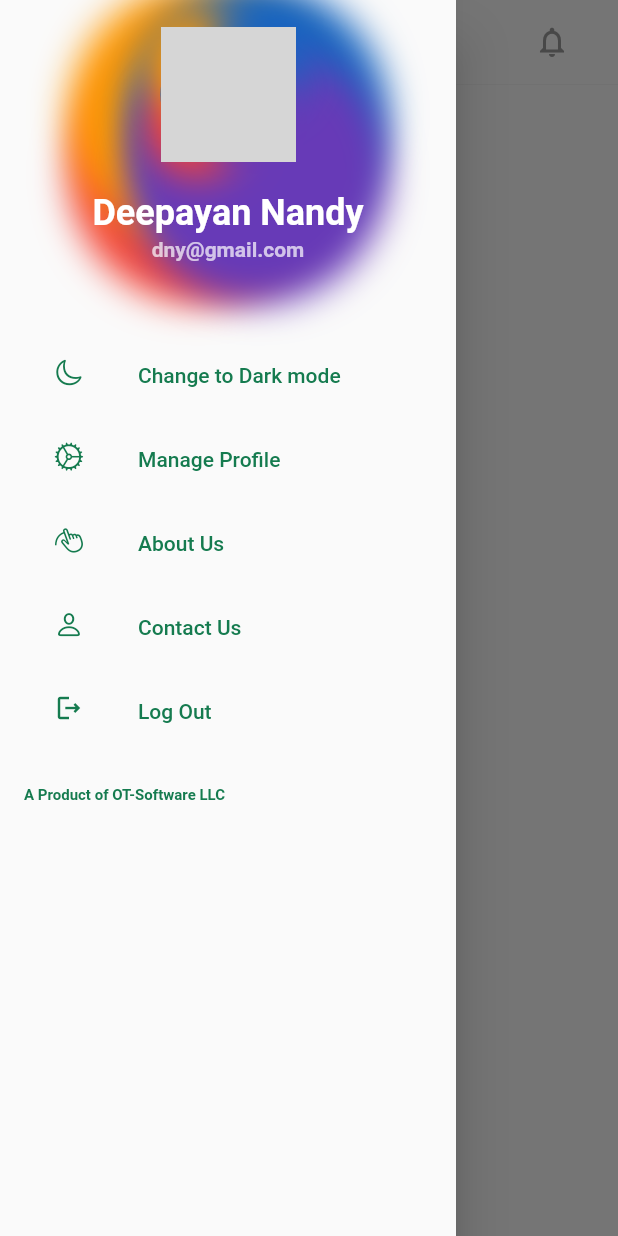
After one commit to sonum28/ots_pocket, a Flutter app: the HomeScreen screen opened directly, with the side drawer open, on a phone screen of 412 x 824 dp. The commit adds this screen. Run offline on Flutter 3.47's test engine with Material 2 defaults, Android fonts, the phone set to English and light mode, and no system bars; our stand-ins replace equatable, flutter_bloc, flutter_secure_storage, flutter_spinkit, fluttertoast, introduction_screen and 1 more; missing offline and left inert: flutter_secure_storage_web; accounts and stored records are empty; network calls fail; grey boxes are pictures that could not be loaded.

Commit message:
11/10/22 Commit by Deep

```diff
--- /dev/null
+++ b/lib/config/app_constants/api_endpoint.dart
@@ -0,0 +1,6 @@
+class APIEndpoint {
+  static final String ENDPOINT_GET_BRANCH = "/api/branchoffice/";
+  static final String ENDPOINT_POST_USER_REGISTRATION = "/api/user/register/";
+  static final String ENDPOINT_POST_LOGIN = "api/user/login/";
+  static final String ENDPOINT_GET_USER_DETAILS = "/api/user/";
+}
--- /dev/null
+++ b/lib/config/app_constants/url_prefix.dart
@@ -0,0 +1,3 @@
+class UrlPrefix {
+  static final String API_URL = '54.160.215.70:6622'; //Dev
+}
--- /dev/null
+++ b/lib/drawer1.dart
@@ -0,0 +1,315 @@
+import 'package:flutter/cupertino.dart';
+import 'package:flutter/material.dart';
+import 'package:fluttertoast/fluttertoast.dart';
+import 'package:ots_pocket/contactus.dart';
+import 'package:provider/provider.dart';
+import 'package:provider/provider.dart';
+
+import 'login_screen.dart';
+import 'main.dart';
+
+class MyDrower1 extends StatefulWidget {
+  @override
+  _MyDrower1 createState() => _MyDrower1();
+}
+
+class _MyDrower1 extends State<MyDrower1> {
+  @override
+  void initState() {
+    super.initState();
+
+    setState(() {});
+  }
+
+  @override
+  Widget build(BuildContext context) {
+    return Drawer(
+      child: Container(
+        color: Theme.of(context).scaffoldBackgroundColor,
+        child: ListView(
+          children: [
+            Container(
+              child: Padding(
+                padding: const EdgeInsets.all(8.0),
+                child: Column(
+                  children: [
+                    SizedBox(
+                      height: 10,
+                    ),
+                    Container(
+                      child: CircleAvatar(
+                        radius: 45,
+                        backgroundImage: NetworkImage(
+                            "https://firebasestorage.googleapis.com/v0/b/ots-pocket.appspot.com/o/projectFiles%2FUntitled%20design%20(1).png?alt=media&token=cb14e7f7-2edf-4fd8-9f38-71ff120ade7d"),
+                      ),
+                      decoration:
+                          BoxDecoration(shape: BoxShape.circle, boxShadow: [
+                        BoxShadow(
+                          offset: Offset(-20, 20),
+                          color: Colors.red,
+                          blurRadius: 20,
+                          spreadRadius: -10,
+                        ),
+                        BoxShadow(
+                          offset: Offset(-20, -20),
+                          color: Colors.orange,
+                          blurRadius: 20,
+                          spreadRadius: -10,
+                        ),
+                        BoxShadow(
+                          offset: Offset(20, -20),
+                          color: Colors.blue.shade800,
+                          blurRadius: 20,
+                          spreadRadius: -10,
+                        ),
+                        BoxShadow(
+                          offset: Offset(20, 20),
+                          color: Colors.deepPurple,
+                          blurRadius: 20,
+                          spreadRadius: -10,
+                        )
+                      ]),
+                    ),
+                    SizedBox(
+                      height: 20,
+                    ),
+                    Text(
+                      "Deepayan Nandy",
+                      style: TextStyle(
+                          color: Colors.white,
+                          fontSize: 24,
+                          fontWeight: FontWeight.bold),
+                    ),
+                    SizedBox(
+                      height: 2,
+                    ),
+                    Text(
+                      "dny@gmail.com",
+                      style: TextStyle(
+                          color: Colors.white70,
+                          fontSize: 14,
+                          fontWeight: FontWeight.bold),
+                    ),
+                    SizedBox(
+                      height: 10,
+                    ),
+                  ],
+                ),
+              ),
+              decoration: BoxDecoration(shape: BoxShape.circle, boxShadow: [
+                BoxShadow(
+                  offset: Offset(-20, 20),
+                  color: Colors.red,
+                  blurRadius: 20,
+                  spreadRadius: -10,
+                ),
+                BoxShadow(
+                  offset: Offset(-20, -20),
+                  color: Colors.orange,
+                  blurRadius: 20,
+                  spreadRadius: -10,
+                ),
+                BoxShadow(
+                  offset: Offset(20, -20),
+                  color: Colors.blue.shade800,
+                  blurRadius: 20,
+                  spreadRadius: -10,
+                ),
+                BoxShadow(
+                  offset: Offset(20, 20),
+                  color: Colors.deepPurple,
+                  blurRadius: 20,
+                  spreadRadius: -10,
+                )
+              ]),
+            ),
+            SizedBox(
+              height: 20,
+            ),
+            Padding(
+              padding: const EdgeInsets.fromLTRB(20, 10, 20, 0),
+              child: Column(
+                children: [
+                  ListTile(
+                    leading: Icon(
+                      CupertinoIcons.moon,
+                      size: 20,
+                      color: Theme.of(context).primaryColor,
+                    ),
+                    title: Text(
+                      "Change to Dark mode",
+                      textScaleFactor: 1,
+                      style: TextStyle(color: Theme.of(context).primaryColor),
+                    ),
+                    onTap: () {
+                      Fluttertoast.showToast(msg: "Change to Dark Mode");
+                    },
+                  ),
+                  ListTile(
+                    leading: Icon(
+                      CupertinoIcons.settings,
+                      color: Theme.of(context).primaryColor,
+                      size: 20,
+                    ),
+                    title: Text(
+                      "Manage Profile",
+                      textScaleFactor: 1,
+                      style: TextStyle(color: Theme.of(context).primaryColor),
+                    ),
+                    onTap: () {},
+                  ),
+                  ListTile(
+                    leading: Icon(
+                      CupertinoIcons.hand_draw,
+                      color: Theme.of(context).primaryColor,
+                      size: 20,
+                    ),
+                    title: Text(
+                      "About Us",
+                      textScaleFactor: 1,
+                      style: TextStyle(color: Theme.of(context).primaryColor),
+                    ),
+                    onTap: () async {},
+                  ),
+                  ListTile(
+                    leading: Icon(
+                      CupertinoIcons.person,
+                      color: Theme.of(context).primaryColor,
+                      size: 20,
+                    ),
+                    title: Text(
+                      "Contact Us",
+                      textScaleFactor: 1,
+                      style: TextStyle(color: Theme.of(context).primaryColor),
+                    ),
+                    onTap: () {
+                      Navigator.push(context,
+                          MaterialPageRoute(builder: (context) => ContactUs()));
+                    },
+                  ),
+                  ListTile(
+                    leading: Icon(
+                      Icons.logout_outlined,
+                      color: Theme.of(context).primaryColor,
+                      size: 20,
+                    ),
+                    title: Text(
+                      "Log Out",
+                      textScaleFactor: 1,
+                      style: TextStyle(color: Theme.of(context).primaryColor),
+                    ),
+                    onTap: () {
+                      showDialog<String>(
+                        context: context,
+                        builder: (BuildContext context) => AlertDialog(
+                          backgroundColor:
+                              Theme.of(context).scaffoldBackgroundColor,
+                          title: const Text('Logout'),
+                          content:
+                              const Text('Are you sure you want to Logout!'),
+                          actions: <Widget>[
+                            TextButton(
+                              onPressed: () => Navigator.pop(context, 'Cancel'),
+                              child: const Text('No'),
+                            ),
+                            TextButton(
+                              onPressed: () {
+                                logout(context);
+                              },
+                              child: const Text('Yes'),
+                            ),
+                          ],
+                        ),
+                      );
+
+                      // title:Text("Logout") ,
+                      // content:Text("Are you sure you want to logout?"),
+                      // actions: [
+                      //   ElevatedButton(onPressed: (){
+                      //   Navigator.pop(context);
+                      //   },child: Text("No")),
+                      //   ElevatedButton(onPressed: (){
+                      //
+                      //   }, child: Text("Yes"))
+                      // ],
+                    },
+                  ),
+                ],
+              ),
+            ),
+            Container(
+                child: Align(
+                    alignment: FractionalOffset.bottomCenter,
+                    child: Column(
+                      children: <Widget>[
+                        // Divider(),
+                        ListTile(
+                            // leading: Icon(
+                            //   CupertinoIcons.heart,
+                            //   color: Colors.white,
+                            // ),
+                            title: Text(
+                          "A Product of OT-Software LLC",
+                          textScaleFactor: 1,
+                          style: TextStyle(
+                              color: Theme.of(context).primaryColor,
+                              fontSize: 10,
+                              fontWeight: FontWeight.bold),
+                        )),
+                      ],
+                    ))),
+          ],
+        ),
+      ),
+    );
+  }
+
+  logout(BuildContext context) {
+    Navigator.pop(context);
+    appStorage?.deleteEncryptedData('token');
+    Navigator.pushAndRemoveUntil(
+        context,
+        PageRouteBuilder(pageBuilder: (BuildContext context,
+            Animation animation, Animation secondaryAnimation) {
+          return LoginScreen();
+        }, transitionsBuilder: (BuildContext context,
+            Animation<double> animation,
+            Animation<double> secondaryAnimation,
+            Widget child) {
+          return new SlideTransition(
+            position: new Tween<Offset>(
+                    begin: const Offset(1.0, 0.0), end: Offset.zero)
+                .animate(animation),
+            child: child,
+          );
+        }),
+        (route) => false);
+  }
+
+  showAlertDialog(BuildContext context) {
+    // Create button
+    Widget okButton = FlatButton(
+      child: Text("OK"),
+      onPressed: () {
+        Navigator.of(context).pop();
+      },
+    );
+
+    // Create AlertDialog
+    AlertDialog alert = AlertDialog(
+      title: Text("Simple Alert"),
+      content: Text("This is an alert message."),
+      actions: [
+        okButton,
+      ],
+    );
+
+    // show the dialog
+    showDialog(
+      context: context,
+      builder: (BuildContext context) {
+        return alert;
+      },
+    );
+  }
+}
--- a/lib/home_screen.dart
+++ b/lib/home_screen.dart
@@ -1,8 +1,10 @@
 import 'package:flutter/material.dart';
 import 'package:flutter_bloc/flutter_bloc.dart';
+import 'package:fluttertoast/fluttertoast.dart';
 import 'package:ots_pocket/bloc/user/get_user_details/get_user_details_bloc.dart';
 import 'package:ots_pocket/bloc/user/get_user_details/get_user_details_state.dart';
 import 'package:ots_pocket/bloc/user/user_event.dart';
+import 'package:ots_pocket/drawer1.dart';
 import 'package:ots_pocket/models/user_details_model.dart';
 import 'package:ots_pocket/my_drawer.dart';
 import 'package:ots_pocket/widget_util/app_indicator.dart';
@@ -19,6 +21,7 @@ class _HomeScreenState extends State<HomeScreen> {
 
   int? totalUser;
   int? nonActiveUser;
+  bool? isnotification = false;
 
   @override
   void initState() {
@@ -35,9 +38,26 @@ class _HomeScreenState extends State<HomeScreen> {
         backgroundColor: Colors.white,
         elevation: 0.3,
         title: Image.asset(
-          "asset/images/app_logo.jpeg",
-          height: 120,
+          "asset/images/clientImage.jpeg",
+          height: 40,
         ),
+        actions: [
+          FlatButton(
+            textColor: Theme.of(context).primaryColor,
+            onPressed: () {
+              isnotification == true
+                  ? Fluttertoast.showToast(msg: "You have some Notifications!")
+                  : Fluttertoast.showToast(msg: "There is no Notifications!");
+            },
+            child: Icon(
+              isnotification == false
+                  ? Icons.notifications_outlined
+                  : Icons.notifications,
+              color: isnotification == false ? Colors.grey : Colors.red,
+              //shape: CircleBorder(side: BorderSide(color: Colors.transparent)
+            ),
+          ),
+        ],
         leading: Builder(
           builder: (BuildContext context) {
             return IconButton(
@@ -64,6 +84,7 @@ class _HomeScreenState extends State<HomeScreen> {
                     .toList() ??
                 [];
             nonActiveUser = getNonActiveUser.length;
+            nonActiveUser == 0 ? isnotification = false : isnotification = true;
 
             return Padding(
               padding:
@@ -106,8 +127,15 @@ class _HomeScreenState extends State<HomeScreen> {
                             Expanded(
                               child: getCard(
                                   cardBgColor: Color(0xFF9c8e8b),
-                                  title: "Employee Expenses",
+                                  title: "Expenses",
                                   iconName: Icons.currency_exchange),
+                            ),
+                            Expanded(
+                              child: getCard(
+                                cardBgColor: Color(0xFF43c85d),
+                                title: "Daily Reports",
+                                iconName: Icons.pages_outlined,
+                              ),
                             ),
                           ],
                         )
@@ -175,7 +203,7 @@ class _HomeScreenState extends State<HomeScreen> {
           }
         },
       ),
-      drawer: MyDrawer(),
+      drawer: MyDrower1(),
     );
   }
 
@@ -183,9 +211,14 @@ class _HomeScreenState extends State<HomeScreen> {
       {required Color cardBgColor,
       required String title,
       required IconData iconName}) {
-    return Card(
+    return GestureDetector(
+      onTap: () {
+        if (title == "User")
+          Fluttertoast.showToast(msg: "Navigate to Users screen");
+      },
+      child: Card(
         shape: RoundedRectangleBorder(
-        borderRadius: BorderRadius.circular(8.0),
+          borderRadius: BorderRadius.circular(14.0),
         ),
         color: cardBgColor,
         child: Padding(
@@ -196,8 +229,13 @@ class _HomeScreenState extends State<HomeScreen> {
               SizedBox(
                 height: 32.0,
               ),
-            getCardData2(),
+              title == "User"
+                  ? getCardData2()
+                  : SizedBox(
+                      height: 24,
+                    ),
             ],
+          ),
         ),
       ),
     );
@@ -209,13 +247,16 @@ class _HomeScreenState extends State<HomeScreen> {
         Text(
           title,
           style: TextStyle(
-            color: Color(0xFF000000),
+            color: Colors.white,
             fontWeight: FontWeight.bold,
-            fontSize: 16.0,
+            fontSize: 20.0,
           ),
         ),
         Spacer(),
-        Icon(iconName),
+        Icon(
+          iconName,
+          color: Colors.white,
+        ),
       ],
     );
   }
@@ -224,21 +265,22 @@ class _HomeScreenState extends State<HomeScreen> {
     return Row(
       children: [
         Text(
+          "Total User: ",
+          style: TextStyle(
+            color: Colors.white,
+            fontWeight: FontWeight.bold,
+            fontSize: 14.0,
+          ),
+        ),
+        Text(
           "${totalUser}",
           style: TextStyle(
-            color: Color(0xFF000000),
+            color: Colors.white,
             fontWeight: FontWeight.bold,
-            fontSize: 16.0,
+            fontSize: 24.0,
           ),
         ),
         Spacer(),
-        Text(
-          "${nonActiveUser}",
-          style: TextStyle(
-              color: Color(0xFF000000),
-              fontWeight: FontWeight.bold,
-              fontSize: 16.0),
-        ),
       ],
     );
   }
--- a/lib/main.dart
+++ b/lib/main.dart
@@ -54,7 +54,7 @@ class MyApp extends StatelessWidget {
       debugShowCheckedModeBanner: false,
       title: 'OTS Pocket',
       theme: ThemeData(
-        //primarySwatch: Colors.grey,
+        primaryColor: Color(0xFF157B4F),
         drawerTheme: DrawerThemeData(
           backgroundColor: Colors.white,
         ),
--- a/lib/splash_screen.dart
+++ b/lib/splash_screen.dart
@@ -54,7 +54,7 @@ class _SplashScreenState extends State<SplashScreen> {
             child: ImageUtil(
               width: 200.0,
               height: 160.0,
-              path: "asset/images/app_launcher_icon.png",
+              path: "asset/images/clientlogo.png",
             ),),
       ),
     );
--- a/lib/widget_util/name_text_form_field.dart
+++ b/lib/widget_util/name_text_form_field.dart
@@ -28,7 +28,7 @@ class NameTextFormField extends StatelessWidget {
           border: OutlineInputBorder(
             borderRadius: BorderRadius.circular(12.0),
           ),
-          hintText: "Mohammad Sonu",
+          hintText: "Your Name",
           hintStyle: TextStyle(
             fontSize: 16.0,
             color: Color(0xFF919191),
--- a/lib/widget_util/select_branch_text_form_field.dart
+++ b/lib/widget_util/select_branch_text_form_field.dart
@@ -23,7 +23,7 @@ class SelectBranchTextFormField extends StatelessWidget {
       readOnly: true,
       decoration: InputDecoration(
         border: OutlineInputBorder(borderRadius: BorderRadius.circular(12.0)),
-        hintText: "Bangalore",
+        hintText: "TX",
         labelText: "Select Branch",
         suffixIcon: Icon(
           Icons.arrow_drop_down,
--- a/pubspec.yaml
+++ b/pubspec.yaml
@@ -20,7 +20,7 @@ publish_to: 'none' # Remove this line if you wish to publish to pub.dev
 version: 1.0.0+1
 
 environment:
-  sdk: '>=2.18.2 <3.0.0'
+  sdk: '>=2.17.1 <3.0.0'
 
 # Dependencies specify other packages that your package needs in order to work.
 # To automatically upgrade your package dependencies to the latest versions
```
Also changed, not shown: lib/contactus.dart (added, +125 -0 lines), lib/generated_plugin_registrant.dart (added, +19 -0 lines), lib/login_screen.dart (+12 -16 lines), lib/registration_screen.dart (+7 -7 lines), asset/images/clientImage.jpeg (added), asset/images/clientlogo.png (added), pubspec.lock, 7 other files. Lines whose indentation alone changed are shown as unchanged.
